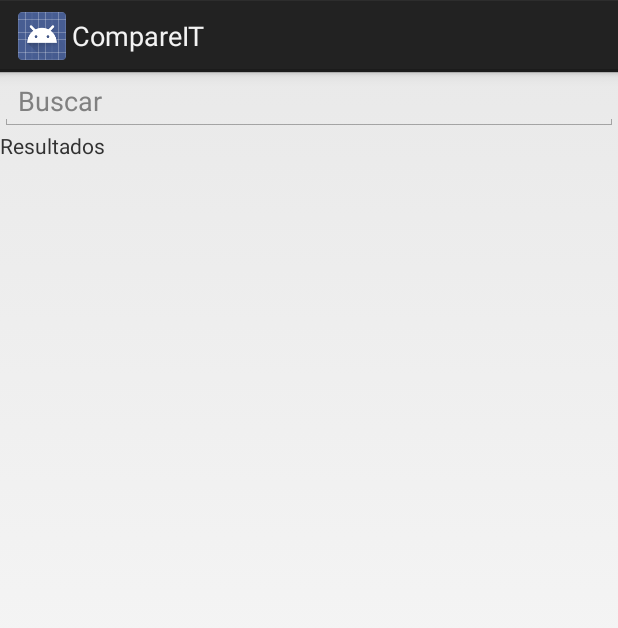
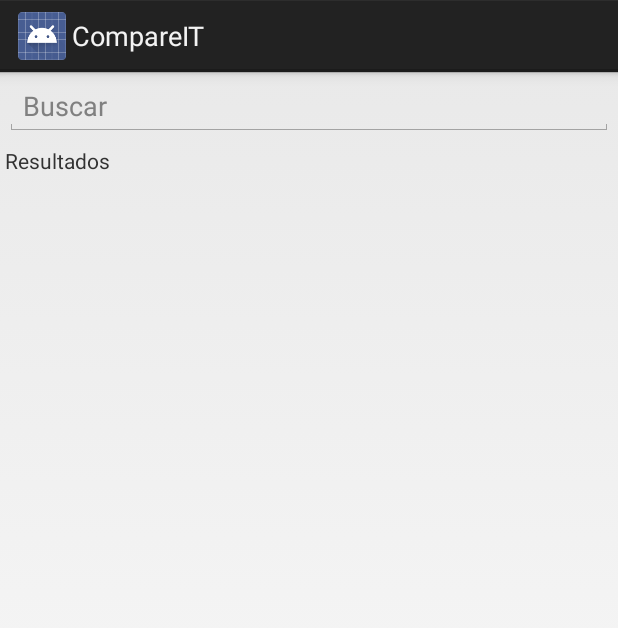
Before and after one commit to rsansores/compare-it, an Android app: the layout search.xml on its own in the app's theme, with its tools: preview values and no code run, on a phone screen of 412 x 824 dp. Shown: the top 628 px of the screen. Run offline under Robolectric (Android 15) with nearby library versions, the phone set to English and light mode, and no system bars.

Commit message:
Quick fix for the last commit Signed-off-by: Ignacio Quintero <nacho950@gmail.com>

```diff
--- a/CompareIT/CompareIT/src/main/res/layout/search.xml
+++ b/CompareIT/CompareIT/src/main/res/layout/search.xml
@@ -9,7 +9,7 @@
         android:id="@+id/search_string"
         android:layout_width="fill_parent"
         android:layout_height="wrap_content"
-        android:margin="3dp"
+        android:layout_margin="3dp"
         android:hint="@string/search_title"
         />
 
@@ -18,7 +18,7 @@
         android:layout_height="20dp"
         android:layout_width="fill_parent"
         android:layout_below="@id/search_string"
-        android:margin="3dp"
+        android:layout_margin="3dp"
         android:text="@string/results"
         android:textAlignment="center"
         android:typeface="normal" />
```
